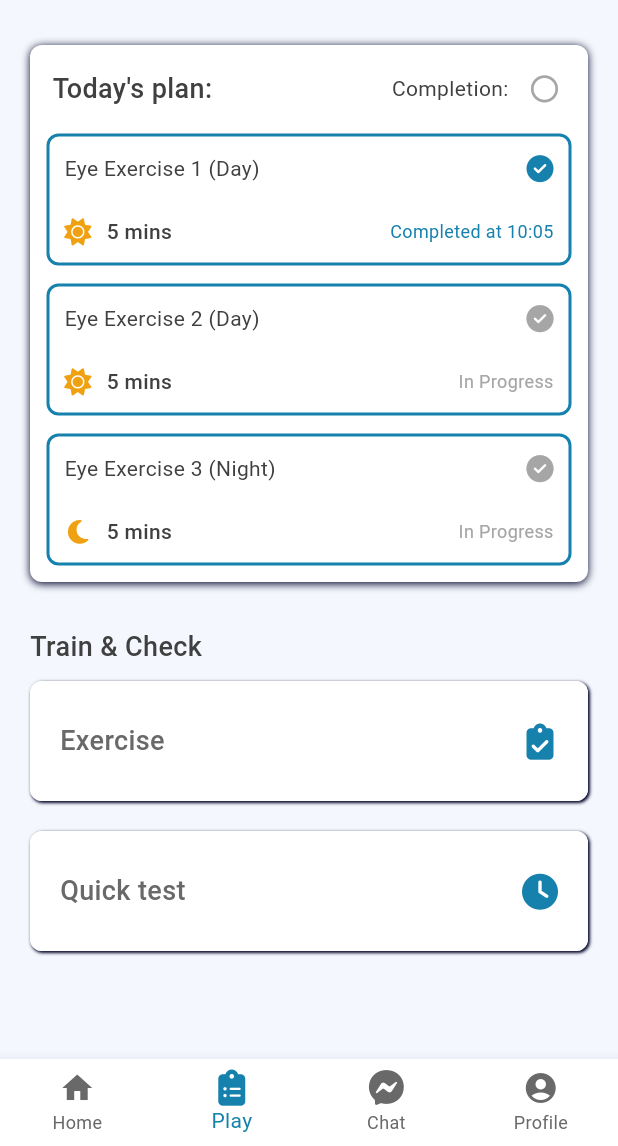
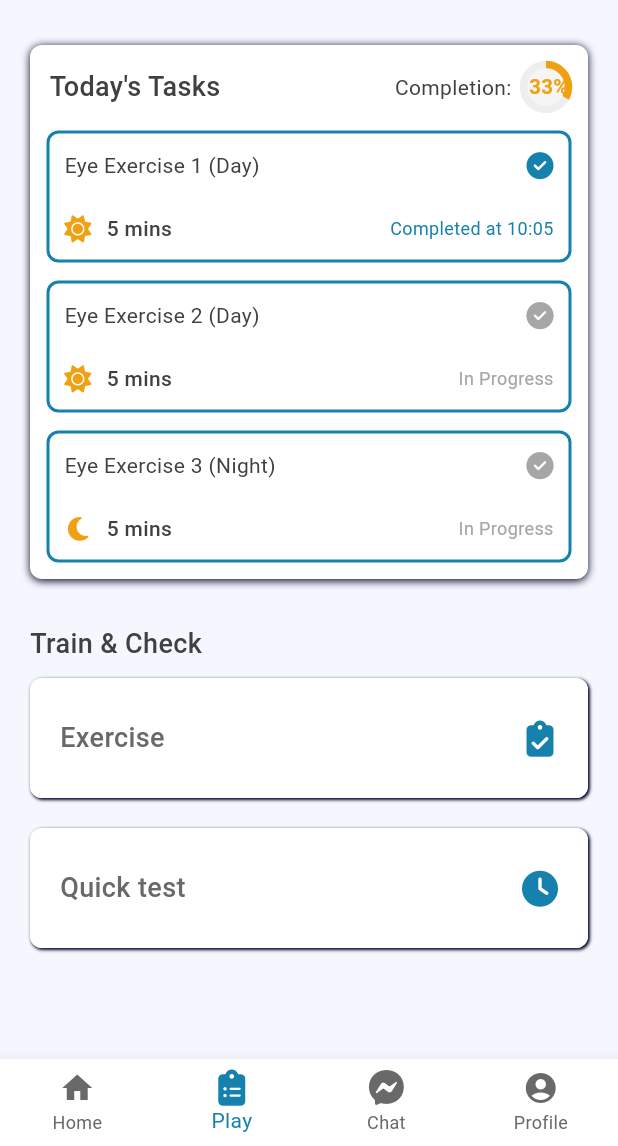
Before and after one commit to Jarwesbub/healthcare_superplatform, a Flutter app: the EyesightPageManager screen opened directly, item 2 of the bottom bar chosen, on a phone screen of 412 x 824 dp, the part 90-1236 px from its top. Run offline on Flutter 3.47's test engine with Material 3 defaults, Android fonts, the phone set to English and light mode, and no system bars; our stand-ins replace bubble, fl_chart, flutter_local_notifications, flutter_svg, font_awesome_flutter, permission_handler and 1 more; missing offline and left inert: dialogflow_flutter_plus; accounts and stored records are empty.

Commit message:
Added custom circular indicator, widget updates

```diff
--- a/lib/demos/eyesight_stats/models/eyesight_colors.dart
+++ b/lib/demos/eyesight_stats/models/eyesight_colors.dart
@@ -10,7 +10,8 @@ class EyesightColors {
   final Color plain = Colors.white;
   final Color grey0 = const Color(0xffE8E8E8);
   final Color grey1 = const Color(0xffA6A6A6);
-  final Color yellow0 = const Color(0xffEFA111);
+  final Color orange0 = const Color(0xffEFA111);
+  final Color green0 = Colors.green;
   final Color boxColor = Colors.white;
   final Color boxShadow = const Color(0xff04052A);
   final Color background = const Color(0xFFF5F5F5); // Example background color
--- a/lib/demos/eyesight_stats/pages/eyesight_play_page.dart
+++ b/lib/demos/eyesight_stats/pages/eyesight_play_page.dart
@@ -7,6 +7,7 @@ import 'package:healthcare_superplatform/demos/eyesight_stats/pages/eye_exercise
 import 'package:healthcare_superplatform/demos/eyesight_stats/pages/vision_test_chart_page.dart';
 import 'package:healthcare_superplatform/demos/eyesight_stats/widgets/buttons/eyesight_mini_wide_button_widget.dart';
 import 'package:healthcare_superplatform/demos/eyesight_stats/widgets/buttons/eyesight_page_button_widget.dart';
+import 'package:healthcare_superplatform/demos/eyesight_stats/widgets/custom_circular_indicator.dart';
 
 class EyesightPlayPage extends StatefulWidget {
   const EyesightPlayPage({super.key});
@@ -23,23 +24,24 @@ class _EyesightPlayState extends State<EyesightPlayPage> {
       time: 5,
       icon: FontAwesomeIcons.solidSun,
       completionTime: '10:05',
-      page: null,
+      page: EyeExercisePage(),
     ),
     EyesightMiniWideButtonWidget(
       excercise: 'Eye Exercise 2 (Day)',
       time: 5,
       icon: FontAwesomeIcons.solidSun,
       completionTime: null,
-      page: null,
+      page: EyeExercisePage(),
     ),
     EyesightMiniWideButtonWidget(
       excercise: 'Eye Exercise 3 (Night)',
       time: 5,
       icon: FontAwesomeIcons.solidMoon,
       completionTime: null,
-      page: null,
+      page: EyeExercisePage(),
     ),
   ];
+  double completionPercentage = 33;
 
   @override
   Widget build(BuildContext context) {
@@ -79,28 +81,27 @@ class _EyesightPlayState extends State<EyesightPlayPage> {
         crossAxisAlignment: CrossAxisAlignment.start,
         mainAxisAlignment: MainAxisAlignment.spaceBetween,
         children: [
-          Row(
+          Padding(
+            padding: const EdgeInsets.all(8),
+            child: Row(
               mainAxisAlignment: MainAxisAlignment.spaceBetween,
               children: [
-              Padding(
-                padding: const EdgeInsets.symmetric(horizontal: 10),
-                child: Text("Today's plan:", style: EyesightTextStyle().header),
-              ),
+                Text("Today's Tasks", style: EyesightTextStyle().header),
                 Row(
                   children: [
-                  Text('Completion:', style: EyesightTextStyle().miniHeader),
+                    Padding(
+                      padding: const EdgeInsets.symmetric(horizontal: 8),
+                      child: Text(
+                        'Completion:',
+                        style: EyesightTextStyle().miniHeader,
+                      ),
+                    ),
                     // Test icon.
-                  IconButton(
-                    onPressed: () {},
-                    icon: Icon(
-                      FontAwesomeIcons.circle,
-                      size: 18,
-                      color: EyesightColors().grey1,
-                    ),
+                    CustomCircularIndicator(percentage: completionPercentage),
+                  ],
                 ),
               ],
             ),
-            ],
           ),
           ConstrainedBox(
             constraints: const BoxConstraints(
--- a/lib/demos/eyesight_stats/widgets/buttons/eyesight_mini_button_widget.dart
+++ b/lib/demos/eyesight_stats/widgets/buttons/eyesight_mini_button_widget.dart
@@ -49,7 +49,7 @@ class EyesightMiniButtonWidget extends StatelessWidget {
                 Row(
                   mainAxisAlignment: MainAxisAlignment.spaceBetween,
                   children: [
-                    Icon(icon, color: EyesightColors().yellow0, size: 18),
+                    Icon(icon, color: EyesightColors().orange0, size: 18),
                     Row(
                       children: [
                         Text(
--- a/lib/demos/eyesight_stats/widgets/buttons/eyesight_mini_wide_button_widget.dart
+++ b/lib/demos/eyesight_stats/widgets/buttons/eyesight_mini_wide_button_widget.dart
@@ -40,6 +40,12 @@ class EyesightMiniWideButtonWidget extends StatelessWidget {
               debugPrint('Tapped $excercise button');
               return;
             }
+            Navigator.push(
+              context,
+              MaterialPageRoute(builder: (context) => page!),
+            ).then((_) {
+              debugPrint('Exercise closed!'); // Test.
+            });
           },
           child: Padding(
             padding: const EdgeInsets.symmetric(horizontal: 10),
@@ -68,7 +74,7 @@ class EyesightMiniWideButtonWidget extends StatelessWidget {
                   children: [
                     Row(
                       children: [
-                        Icon(icon, color: EyesightColors().yellow0, size: 18),
+                        Icon(icon, color: EyesightColors().orange0, size: 18),
                         const SizedBox(width: 10),
                         Text(
                           '$time mins',
--- /dev/null
+++ b/lib/demos/eyesight_stats/widgets/custom_circular_indicator.dart
@@ -0,0 +1,43 @@
+import 'package:flutter/material.dart';
+import 'package:healthcare_superplatform/demos/eyesight_stats/models/eyesight_colors.dart';
+
+class CustomCircularIndicator extends StatelessWidget {
+  const CustomCircularIndicator({super.key, required this.percentage});
+  final double percentage;
+
+  @override
+  Widget build(BuildContext context) {
+    final Color color =
+        percentage >= 99 ? EyesightColors().green0 : EyesightColors().orange0;
+    return // Circular score indicator (enlarged)
+    Container(
+      width: 30,
+      height: 30,
+      decoration: BoxDecoration(
+        shape: BoxShape.circle,
+        color: Colors.grey.shade100,
+      ),
+      child: Stack(
+        alignment: Alignment.center,
+        children: [
+          CircularProgressIndicator(
+            value: percentage / 100,
+            strokeWidth: 5,
+            backgroundColor: Colors.grey.shade200,
+            valueColor: AlwaysStoppedAnimation<Color>(color),
+          ),
+          FittedBox(
+            child: Text(
+              ' ${percentage.round()}%',
+              style: TextStyle(
+                fontSize: 14,
+                fontWeight: FontWeight.bold,
+                color: color,
+              ),
+            ),
+          ),
+        ],
+      ),
+    );
+  }
+}
```
Lines whose indentation alone changed are shown as unchanged.
